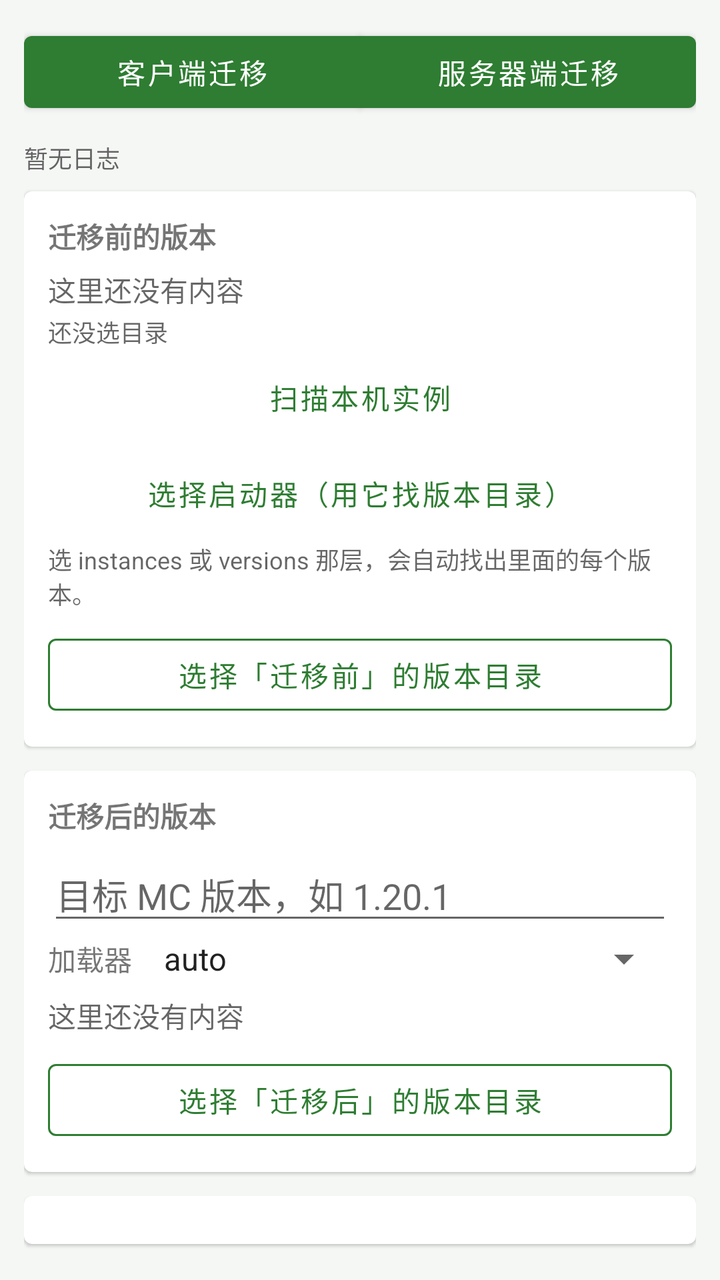
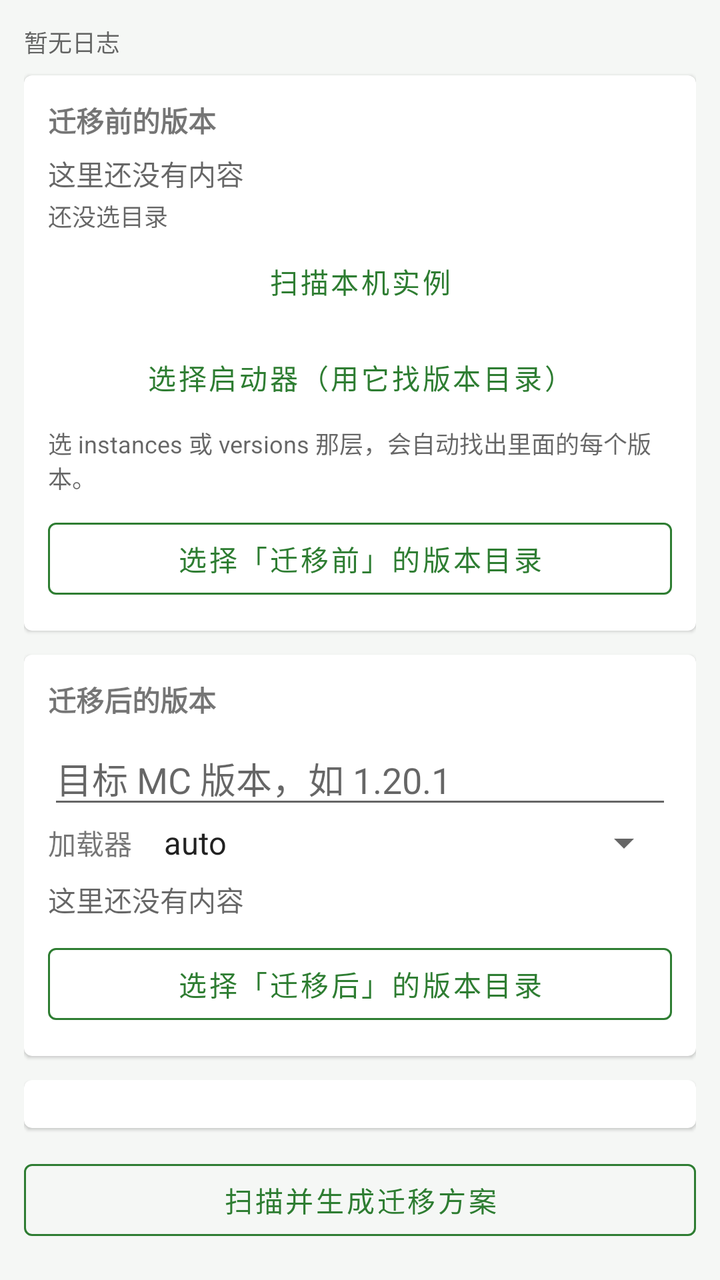

Compare the two renders of this Android layout. The source of the first and the diff that turns it into the second are given below.
<!-- AndroidManifest.xml: application theme Theme.ModMigrator -->
<!-- res/layout/fragment_migration.xml -->
<?xml version="1.0" encoding="utf-8"?>
<androidx.core.widget.NestedScrollView xmlns:android="http://schemas.android.com/apk/res/android"
    xmlns:app="http://schemas.android.com/apk/res-auto"
    android:layout_width="match_parent"
    android:layout_height="match_parent"
    android:padding="12dp">

    <LinearLayout
        android:layout_width="match_parent"
        android:layout_height="wrap_content"
        android:orientation="vertical">

        <com.google.android.material.button.MaterialButtonToggleGroup
            android:id="@+id/segMode"
            android:layout_width="match_parent"
            android:layout_height="wrap_content"
            android:layout_marginBottom="10dp"
            app:singleSelection="true"
            app:selectionRequired="true"
            app:checkedButton="@+id/btnModeClient">

            <com.google.android.material.button.MaterialButton
                android:id="@+id/btnModeClient"
                android:layout_width="0dp"
                android:layout_height="wrap_content"
                android:layout_weight="1"
                android:text="@string/mode_client" />

            <com.google.android.material.button.MaterialButton
                android:id="@+id/btnModeServer"
                android:layout_width="0dp"
                android:layout_height="wrap_content"
                android:layout_weight="1"
                android:text="@string/mode_server" />
        </com.google.android.material.button.MaterialButtonToggleGroup>

        <TextView
            android:id="@+id/tvLogSummary"
            android:layout_width="match_parent"
            android:layout_height="wrap_content"
            android:layout_marginBottom="8dp"
            android:background="@android:color/transparent"
            android:text="暂无日志"
            android:textColor="@color/textSecondary"
            android:textSize="12sp" />

        <TextView
            android:id="@+id/tvProgress"
            android:layout_width="match_parent"
            android:layout_height="wrap_content"
            android:visibility="gone"
            android:textColor="@color/textSecondary"
            android:textSize="12sp" />

        <com.google.android.material.card.MaterialCardView
            android:id="@+id/cardServer"
            android:layout_width="match_parent"
            android:layout_height="wrap_content"
            android:layout_marginBottom="12dp"
            android:visibility="gone">

            <LinearLayout
                android:layout_width="match_parent"
                android:layout_height="wrap_content"
                android:orientation="vertical"
                android:padding="12dp">

                <TextView
                    android:layout_width="wrap_content"
                    android:layout_height="wrap_content"
                    android:text="@string/server_card_title"
                    android:textStyle="bold" />

                <TextView
                    android:id="@+id/tvServerState"
                    android:layout_width="match_parent"
                    android:layout_height="wrap_content"
                    android:layout_marginTop="6dp"
                    android:text="@string/server_not_connected"
                    android:textColor="@color/textSecondary" />

                <Button
                    android:id="@+id/btnOpenServer"
                    style="@style/AppButtonOutlined"
                    android:layout_width="match_parent"
                    android:layout_height="wrap_content"
                    android:layout_marginTop="8dp"
                    android:text="@string/btn_open_server" />
            </LinearLayout>
        </com.google.android.material.card.MaterialCardView>

        <com.google.android.material.card.MaterialCardView
            android:id="@+id/cardSource"
            android:layout_width="match_parent"
            android:layout_height="wrap_content"
            android:layout_marginBottom="12dp">

            <LinearLayout
                android:layout_width="match_parent"
                android:layout_height="wrap_content"
                android:orientation="vertical"
                android:padding="12dp">

                <TextView
                    android:layout_width="wrap_content"
                    android:layout_height="wrap_content"
                    android:text="@string/sec_source"
                    android:textStyle="bold" />

                <TextView
                    android:id="@+id/tvSource"
                    android:layout_width="match_parent"
                    android:layout_height="wrap_content"
                    android:layout_marginTop="6dp"
                    android:text="@string/empty_hint"
                    android:textColor="@color/textSecondary" />

                <TextView
                    android:id="@+id/tvDirState"
                    android:layout_width="match_parent"
                    android:layout_height="wrap_content"
                    android:layout_marginTop="2dp"
                    android:text="@string/dir_state_none"
                    android:textColor="@color/textSecondary"
                    android:textSize="12sp" />

                <Button
                    android:id="@+id/btnScanLocal"
                    style="@style/Widget.MaterialComponents.Button.TextButton"
                    android:layout_width="match_parent"
                    android:layout_height="wrap_content"
                    android:text="@string/btn_scan_local" />

                <Button
                    android:id="@+id/btnPickLauncher"
                    style="@style/Widget.MaterialComponents.Button.TextButton"
                    android:layout_width="match_parent"
                    android:layout_height="wrap_content"
                    android:text="@string/cfg_pick_launcher" />

                <TextView
                    android:id="@+id/tvScanHint"
                    android:layout_width="match_parent"
                    android:layout_height="wrap_content"
                    android:text="@string/scan_launcher_dir_hint"
                    android:textColor="@color/textSecondary"
                    android:textSize="12sp" />

                <Button
                    android:id="@+id/btnPickSource"
                    style="@style/AppButtonOutlined"
                    android:layout_width="match_parent"
                    android:layout_height="wrap_content"
                    android:layout_marginTop="8dp"
                    android:text="@string/pick_source" />
            </LinearLayout>
        </com.google.android.material.card.MaterialCardView>

        <com.google.android.material.card.MaterialCardView
            android:layout_width="match_parent"
            android:layout_height="wrap_content"
            android:layout_marginBottom="12dp">

            <LinearLayout
                android:layout_width="match_parent"
                android:layout_height="wrap_content"
                android:orientation="vertical"
                android:padding="12dp">

                <TextView
                    android:layout_width="wrap_content"
                    android:layout_height="wrap_content"
                    android:text="@string/sec_target"
                    android:textStyle="bold" />

                <EditText
                    android:id="@+id/etTargetVersion"
                    android:layout_width="match_parent"
                    android:layout_height="wrap_content"
                    android:layout_marginTop="6dp"
                    android:hint="@string/hint_mc_version"
                    android:inputType="text"
                    android:singleLine="true" />

                <LinearLayout
                    android:layout_width="match_parent"
                    android:layout_height="wrap_content"
                    android:orientation="horizontal">

                    <TextView
                        android:layout_width="wrap_content"
                        android:layout_height="wrap_content"
                        android:layout_gravity="center_vertical"
                        android:text="@string/loader" />

                    <Spinner
                        android:id="@+id/spLoader"
                        android:layout_width="0dp"
                        android:layout_height="wrap_content"
                        android:layout_marginStart="8dp"
                        android:layout_weight="1"
                        android:entries="@array/loaders" />
                </LinearLayout>

                <TextView
                    android:id="@+id/tvTarget"
                    android:layout_width="match_parent"
                    android:layout_height="wrap_content"
                    android:layout_marginTop="6dp"
                    android:text="@string/empty_hint"
                    android:textColor="@color/textSecondary" />

                <Button
                    android:id="@+id/btnPickTarget"
                    style="@style/AppButtonOutlined"
                    android:layout_width="match_parent"
                    android:layout_height="wrap_content"
                    android:layout_marginTop="8dp"
                    android:text="@string/pick_target" />
            </LinearLayout>
        </com.google.android.material.card.MaterialCardView>

        <com.google.android.material.card.MaterialCardView
            android:layout_width="match_parent"
            android:layout_height="wrap_content"
            android:layout_marginBottom="12dp">

            <LinearLayout
                android:layout_width="match_parent"
                android:layout_height="wrap_content"
                android:orientation="vertical"
                android:padding="12dp">

                
                <LinearLayout
                    android:id="@+id/partsBox"
                    android:layout_width="match_parent"
                    android:layout_height="wrap_content"
                    android:orientation="vertical" />
            </LinearLayout>
        </com.google.android.material.card.MaterialCardView>

        
        <Button
            android:id="@+id/btnScan"
            style="@style/AppButtonOutlined"
            android:layout_width="match_parent"
            android:layout_height="wrap_content"
            android:text="@string/btn_scan" />

        <Button
            android:id="@+id/btnDownloadAll"
            style="@style/AppButtonOutlined"
            android:layout_width="match_parent"
            android:layout_height="wrap_content"
            android:text="@string/btn_download_all" />

        <LinearLayout
            android:layout_width="match_parent"
            android:layout_height="wrap_content"
            android:orientation="horizontal">

            <Button
                android:id="@+id/btnDoctor"
                style="@style/AppButtonOutlined"
                android:layout_width="0dp"
                android:layout_height="wrap_content"
                android:layout_weight="1"
                android:text="@string/tool_doctor" />

            <Button
                android:id="@+id/btnDiff"
                style="@style/AppButtonOutlined"
                android:layout_width="0dp"
                android:layout_height="wrap_content"
                android:layout_weight="1"
                android:text="@string/tool_diff" />
        </LinearLayout>

        
        <Button
            android:id="@+id/btnRun"
            style="@style/AppButton"
            android:layout_width="match_parent"
            android:layout_height="wrap_content"
            android:layout_marginTop="8dp"
            android:layout_marginBottom="4dp"
            android:text="@string/btn_run" />

        
        <LinearLayout
            android:id="@+id/rowPause"
            android:layout_width="match_parent"
            android:layout_height="wrap_content"
            android:layout_marginTop="8dp"
            android:orientation="horizontal"
            android:visibility="gone">

            <Button
                android:id="@+id/btnPause"
                style="@style/AppButtonOutlined"
                android:layout_width="0dp"
                android:layout_height="wrap_content"
                android:layout_weight="1"
                android:text="暂停" />

            <Button
                android:id="@+id/btnCancelTask"
                style="@style/AppButtonOutlined"
                android:layout_width="0dp"
                android:layout_height="wrap_content"
                android:layout_marginStart="8dp"
                android:layout_weight="1"
                android:text="中止" />
        </LinearLayout>

        
        <Button
            android:id="@+id/btnMigTools"
            style="@style/AppButtonOutlined"
            android:layout_width="match_parent"
            android:layout_height="wrap_content"
            android:layout_marginTop="8dp"
            android:text="迁移相关工具" />

        <ProgressBar
            android:id="@+id/pb"
            style="?android:attr/progressBarStyleHorizontal"
            android:layout_width="match_parent"
            android:layout_height="wrap_content"
            android:layout_marginTop="8dp"
            android:indeterminate="true"
            android:visibility="gone" />

        <TextView
            android:layout_width="wrap_content"
            android:layout_height="wrap_content"
            android:layout_marginTop="12dp"
            android:text="@string/tab_migration"
            android:textStyle="bold" />

        <androidx.recyclerview.widget.RecyclerView
            android:id="@+id/rvMods"
            android:layout_width="match_parent"
            android:layout_height="wrap_content"
            android:nestedScrollingEnabled="false"
            android:overScrollMode="never" />

        <TextView
            android:layout_width="wrap_content"
            android:layout_height="wrap_content"
            android:layout_marginTop="12dp"
            android:text="@string/log_title"
            android:textStyle="bold" />

        <TextView
            android:id="@+id/tvLog"
            android:layout_width="match_parent"
            android:layout_height="wrap_content"
            android:paddingBottom="24dp"
            android:textColor="@color/textSecondary"
            android:textSize="12sp" />
    </LinearLayout>
</androidx.core.widget.NestedScrollView>
<!-- resources referenced by this layout -->
<resources>
  <string-array name="loaders">
          <item>auto</item>
          <item>fabric</item>
          <item>forge</item>
          <item>neoforge</item>
          <item>quilt</item>
      </string-array>
  <color name="textSecondary">#99000000</color>
  <string name="btn_download_all">一键下载全部模组</string>
  <string name="btn_open_server">打开服务器管理</string>
  <string name="btn_run">执行迁移</string>
  <string name="btn_scan">扫描并生成迁移方案</string>
  <string name="btn_scan_local">扫描本机实例</string>
  <string name="cfg_pick_launcher">选择启动器（用它找版本目录）</string>
  <string name="dir_state_none">还没选目录</string>
  <string name="empty_hint">这里还没有内容</string>
  <string name="hint_mc_version">目标 MC 版本，如 1.20.1</string>
  <string name="loader">加载器</string>
  <string name="log_title">运行日志</string>
  <string name="mode_client">客户端迁移</string>
  <string name="mode_server">服务器端迁移</string>
  <string name="pick_source">选择「迁移前」的版本目录</string>
  <string name="pick_target">选择「迁移后」的版本目录</string>
  <string name="scan_launcher_dir_hint">选 instances 或 versions 那层，会自动找出里面的每个版本。</string>
  <string name="sec_source">迁移前的版本</string>
  <string name="sec_target">迁移后的版本</string>
  <string name="server_card_title">服务器</string>
  <string name="server_not_connected">还没连接服务器</string>
  <string name="tab_migration">迁移</string>
  <string name="tool_diff">配置对比</string>
  <string name="tool_doctor">模组体检</string>
  <style name="AppButton" parent="Widget.MaterialComponents.Button">
          <item name="backgroundTint">?attr/colorPrimary</item>
          <item name="android:textColor">@android:color/white</item>
          <item name="rippleColor">?attr/colorPrimary</item>
      </style>
  <style name="AppButtonOutlined" parent="Widget.MaterialComponents.Button.OutlinedButton">
          <item name="strokeColor">?attr/colorPrimary</item>
          <item name="android:textColor">?attr/colorPrimary</item>
          <item name="iconTint">?attr/colorPrimary</item>
          <item name="rippleColor">?attr/colorPrimary</item>
      </style>
  <style name="Theme.ModMigrator" parent="Theme.MaterialComponents.DayNight.NoActionBar">
          <item name="colorPrimary">@color/primary</item>
          <item name="colorPrimaryDark">@color/primaryDark</item>
          <item name="colorAccent">@color/accent</item>
          <item name="android:windowBackground">@color/bg</item>
          <item name="android:statusBarColor">@color/primaryDark</item>
          <item name="preferenceTheme">@style/PreferenceThemeOverlay</item>
          
          <item name="materialButtonStyle">@style/AppButton</item>
          
          <item name="materialButtonOutlinedStyle">@style/AppButtonOutlined</item>
      </style>
  <color name="primary">#FF2E7D32</color>
  <color name="primaryDark">#FF1B5E20</color>
  <color name="accent">#FF66BB6A</color>
  <color name="bg">#FFF5F7F5</color>
</resources>

<!-- the commit's change to res/layout/fragment_migration.xml (unified diff, before → after) -->
@@ -10,30 +10,6 @@
         android:layout_height="wrap_content"
         android:orientation="vertical">
 
-        <com.google.android.material.button.MaterialButtonToggleGroup
-            android:id="@+id/segMode"
-            android:layout_width="match_parent"
-            android:layout_height="wrap_content"
-            android:layout_marginBottom="10dp"
-            app:singleSelection="true"
-            app:selectionRequired="true"
-            app:checkedButton="@+id/btnModeClient">
-
-            <com.google.android.material.button.MaterialButton
-                android:id="@+id/btnModeClient"
-                android:layout_width="0dp"
-                android:layout_height="wrap_content"
-                android:layout_weight="1"
-                android:text="@string/mode_client" />
-
-            <com.google.android.material.button.MaterialButton
-                android:id="@+id/btnModeServer"
-                android:layout_width="0dp"
-                android:layout_height="wrap_content"
-                android:layout_weight="1"
-                android:text="@string/mode_server" />
-        </com.google.android.material.button.MaterialButtonToggleGroup>
-
         <TextView
             android:id="@+id/tvLogSummary"
             android:layout_width="match_parent"
@@ -86,6 +62,14 @@
                     android:layout_height="wrap_content"
                     android:layout_marginTop="8dp"
                     android:text="@string/btn_open_server" />
+
+                <TextView
+                    android:layout_width="match_parent"
+                    android:layout_height="wrap_content"
+                    android:layout_marginTop="6dp"
+                    android:text="@string/mode_tip"
+                    android:textColor="@color/textSecondary"
+                    android:textSize="12sp" />
             </LinearLayout>
         </com.google.android.material.card.MaterialCardView>
 
<!-- resource entries referenced after the edit -->
@@ -19,8 +19,7 @@
   <string name="hint_mc_version">目标 MC 版本，如 1.20.1</string>
   <string name="loader">加载器</string>
   <string name="log_title">运行日志</string>
-  <string name="mode_client">客户端迁移</string>
-  <string name="mode_server">服务器端迁移</string>
+  <string name="mode_tip">大多数情况用客户端。改回客户端：设置 → 迁移模式。</string>
   <string name="pick_source">选择「迁移前」的版本目录</string>
   <string name="pick_target">选择「迁移后」的版本目录</string>
   <string name="scan_launcher_dir_hint">选 instances 或 versions 那层，会自动找出里面的每个版本。</string>
